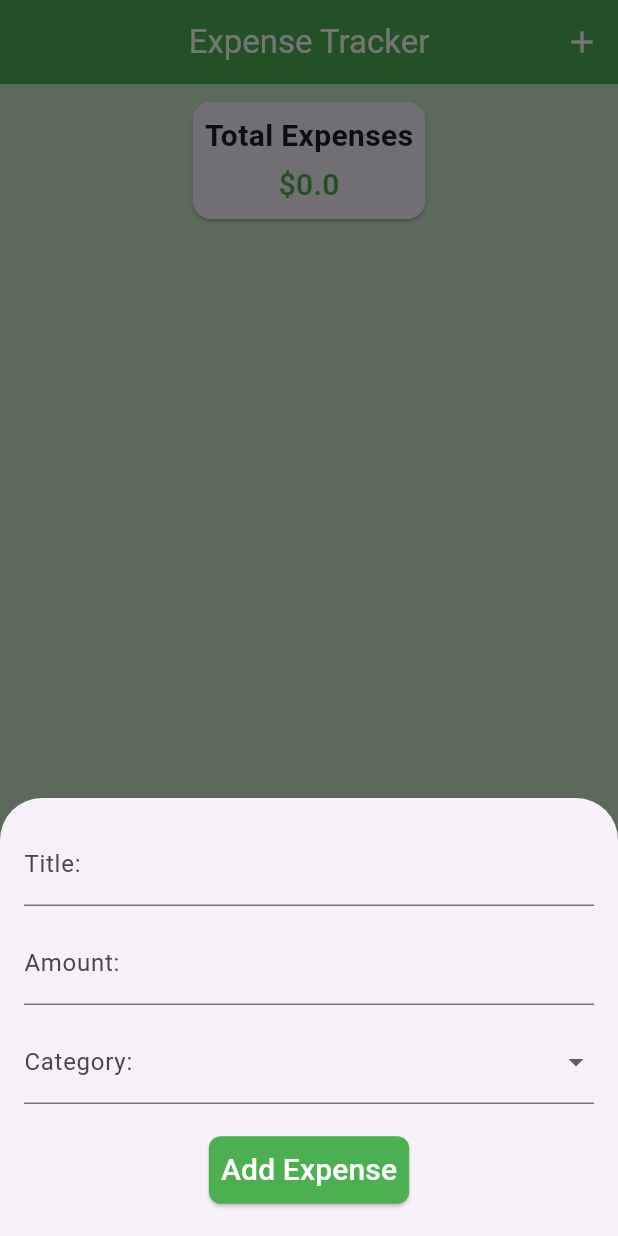
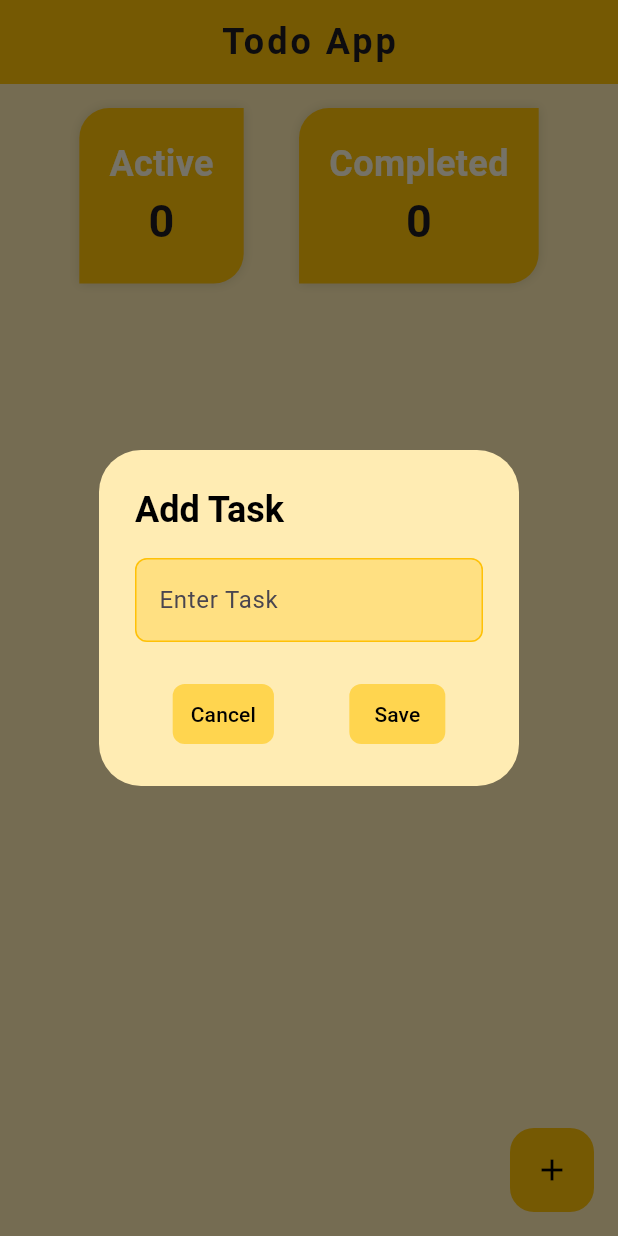
Before and after one commit to arifuzzaman292750/calculator_app_ostad, a Flutter app: the screen it shows after launch, after a tap on the "add" icon, on a phone screen of 412 x 824 dp. Run offline on Flutter 3.47's test engine with Material 3 defaults, Android fonts, the phone set to English and light mode, and no system bars.

Commit message:
add todo app

```diff
--- a/lib/app/my_app.dart
+++ b/lib/app/my_app.dart
@@ -1,5 +1,6 @@
 import 'package:batch_9_apps/features/calculator/ui/screens/calculator_screen.dart';
 import 'package:batch_9_apps/features/expense-tracker/ui/screens/expense_tracker_screen.dart';
+import 'package:batch_9_apps/features/todo_app/ui/screens/todo_app_screen.dart';
 import 'package:batch_9_apps/features/water-tracker/ui/screens/water_tracker_screen.dart';
 import 'package:flutter/material.dart';
 
@@ -10,7 +11,7 @@ class MyApp extends StatelessWidget {
   Widget build(BuildContext context) {
     return MaterialApp(
       debugShowCheckedModeBanner: false,
-      home: ExpenseTrackerScreen(),
+      home: TodoAppScreen(),
     );
   }
 }
--- /dev/null
+++ b/lib/features/todo_app/ui/screens/todo_app_screen.dart
@@ -0,0 +1,204 @@
+import 'package:batch_9_apps/features/todo_app/ui/widgets/activity_count.dart';
+import 'package:batch_9_apps/features/todo_app/ui/widgets/my_text_button.dart';
+import 'package:batch_9_apps/features/todo_app/ui/widgets/my_text_field.dart';
+import 'package:flutter/material.dart';
+
+class TodoAppScreen extends StatefulWidget {
+  const TodoAppScreen({super.key});
+
+  @override
+  State<TodoAppScreen> createState() => _TodoAppScreenState();
+}
+
+class _TodoAppScreenState extends State<TodoAppScreen> {
+  final TextEditingController _taskTEController = TextEditingController();
+  final List<Map<String, dynamic>> _tasksList = [];
+  // bool _showActiveTask = true;
+
+  int get _activeTaskCount => _tasksList.where((task) => !task['isCompleted']).length;
+  int get _completedTaskCount => _tasksList.where((task) => task['isCompleted']).length;
+
+  @override
+  Widget build(BuildContext context) {
+    return Scaffold(
+      backgroundColor: Colors.amber.shade100,
+      appBar: AppBar(
+        backgroundColor: Colors.amber,
+        title: Text(
+          'Todo App',
+          style: TextStyle(
+            fontSize: 24,
+            fontWeight: FontWeight.bold,
+            letterSpacing: 2,
+          ),
+        ),
+        elevation: 0,
+        centerTitle: true,
+      ),
+      body: Column(
+        children: [
+          Padding(
+            padding: const EdgeInsets.all(16.0),
+            child: Row(
+              mainAxisAlignment: MainAxisAlignment.spaceEvenly,
+              children: [
+                ActivityCount(title: 'Active', count: _activeTaskCount.toString()),
+                ActivityCount(title: 'Completed', count: _completedTaskCount.toString()),
+              ],
+            ),
+          ),
+          Expanded(
+            child: ListView.builder(
+              itemCount: _tasksList.length,
+              itemBuilder: (context, index) {
+                return Dismissible(
+                  key: Key(UniqueKey().toString()),
+                  background: Container(
+                    color: Colors.green,
+                    alignment: Alignment.centerLeft,
+                    padding: EdgeInsets.only(left: 20),
+                    child: Icon(
+                      Icons.check_box_outlined,
+                      color: Colors.amber.shade50,
+                      size: 32,
+                    ),
+                  ),
+                  secondaryBackground: Container(
+                    color: Colors.red,
+                    alignment: Alignment.centerRight,
+                    padding: EdgeInsets.only(right: 20),
+                    child: Icon(
+                      Icons.delete,
+                      color: Colors.amber.shade50,
+                      size: 32,
+                    ),
+                  ),
+                  onDismissed: (direction) {
+                    if (direction == DismissDirection.startToEnd) {
+                      _toggleTaskStatus(index);
+                    } else {
+                      _deleteTask(index);
+                    }
+                  },
+                  child: Card(
+                    color: Colors.amber,
+                    margin: EdgeInsets.symmetric(horizontal: 16, vertical: 8),
+                    child: ListTile(
+                      title: Text(
+                        _tasksList[index]['task'],
+                        style: TextStyle(
+                          color: Colors.black,
+                          fontSize: 16,
+                          fontWeight: FontWeight.bold,
+                          decoration: _tasksList[index]['isCompleted']
+                              ? TextDecoration.lineThrough
+                              : null,
+                        ),
+                      ),
+                      leading: Checkbox(
+                        checkColor: Colors.amber,
+                        fillColor: WidgetStateProperty.all(Colors.amber.shade50),
+                        side: BorderSide(color: Colors.amber.shade50),
+                        value: _tasksList[index]['isCompleted'],
+                        onChanged: (value) => _toggleTaskStatus(index),
+                      ),
+                      trailing: TextButton.icon(
+                        onPressed: () => _showTaskDialog(index: index),
+                        label: Text(
+                          'Edit',
+                          style: TextStyle(
+                              color: Colors.amber.shade50, fontSize: 18),
+                        ),
+                        icon: Icon(
+                          Icons.edit,
+                          color: Colors.amber.shade50,
+                          size: 20,
+                        ),
+                      ),
+                    ),
+                  ),
+                );
+              },
+            ),
+          ),
+        ],
+      ),
+      floatingActionButton: FloatingActionButton(
+        onPressed: () => _showTaskDialog(),
+        backgroundColor: Colors.amber,
+        foregroundColor: Colors.black,
+        elevation: 0,
+        child: Icon(Icons.add, size: 24),
+      ),
+    );
+  }
+
+  void _showTaskDialog({int? index}) {
+    _taskTEController.text = index != null ? _tasksList[index]['task'] : '';
+    showDialog(
+      barrierDismissible: false,
+      context: context,
+      builder: (context) => AlertDialog(
+        backgroundColor: Colors.amber.shade100,
+        title: Text(
+          index != null ? 'Edit Task' : 'Add Task',
+          style: TextStyle(
+            color: Colors.black,
+            fontSize: 24,
+            fontWeight: FontWeight.bold,
+          ),
+        ),
+        content: MyTextField(
+          controller: _taskTEController,
+          labelText: 'Enter Task',
+        ),
+        actions: [
+          Row(
+            mainAxisAlignment: MainAxisAlignment.spaceAround,
+            children: [
+              MyTextButton(
+                child: 'Cancel',
+                onPressed: () => Navigator.pop(context),
+              ),
+              MyTextButton(
+                child: 'Save',
+                onPressed: () {
+                  if(_taskTEController.text.trim().isNotEmpty) {
+                    if(index == null) {
+                      _addTask(_taskTEController.text);
+                    } else {
+                      _editTask(index, _taskTEController.text);
+                    }
+                  }
+                },
+              ),
+            ],
+          ),
+        ],
+      ),
+    );
+  }
+
+  void _addTask(String task) {
+    _tasksList.add({'task': task, 'isCompleted': false});
+    _taskTEController.clear();
+    Navigator.pop(context);
+    setState(() {});
+  }
+
+  void _toggleTaskStatus(int index) {
+    _tasksList[index]['isCompleted'] = !_tasksList[index]['isCompleted'];
+    setState(() {});
+  }
+
+  void _deleteTask(int index) {
+    _tasksList.removeAt(index);
+    setState(() {});
+  }
+
+  void _editTask(int index, String updateTask) {
+    _tasksList[index]['task'] = updateTask;
+    Navigator.pop(context);
+    setState(() {});
+  }
+}
--- /dev/null
+++ b/lib/features/todo_app/ui/widgets/activity_count.dart
@@ -0,0 +1,49 @@
+import 'package:flutter/material.dart';
+
+class ActivityCount extends StatelessWidget {
+  const ActivityCount({
+    super.key, required this.title, required this.count,
+  });
+
+  final String title;
+  final String count;
+
+  @override
+  Widget build(BuildContext context) {
+    return Container(
+      padding: EdgeInsets.all(20),
+      decoration: BoxDecoration(
+        color: Colors.amber,
+        borderRadius: BorderRadius.only(
+          topLeft: Radius.circular(20),
+          bottomRight: Radius.circular(20),
+        ),
+        boxShadow: [
+          BoxShadow(
+            color: Colors.black12,
+            blurRadius: 6,
+          ),
+        ],
+      ),
+      child: Column(
+        children: [
+          Text(
+            title,
+            style: TextStyle(
+              fontSize: 24,
+              fontWeight: FontWeight.bold,
+              color: Colors.amber.shade50,
+            ),
+          ),
+          Text(
+            count,
+            style: TextStyle(
+              fontSize: 30,
+              fontWeight: FontWeight.bold,
+            ),
+          ),
+        ],
+      ),
+    );
+  }
+}
--- /dev/null
+++ b/lib/features/todo_app/ui/widgets/my_text_button.dart
@@ -0,0 +1,31 @@
+import 'package:flutter/material.dart';
+
+class MyTextButton extends StatelessWidget {
+  const MyTextButton({
+    super.key,
+    required this.child,
+    required this.onPressed,
+  });
+
+  final String child;
+  final VoidCallback onPressed;
+
+  @override
+  Widget build(BuildContext context) {
+    return TextButton(
+      style: TextButton.styleFrom(
+        backgroundColor: Colors.amber.shade300,
+        shape: RoundedRectangleBorder(
+          borderRadius: BorderRadius.circular(8),
+        ),
+      ),
+      onPressed: onPressed,
+      child: Text(
+        child,
+        style: TextStyle(
+          color: Colors.black,
+        ),
+      ),
+    );
+  }
+}
--- /dev/null
+++ b/lib/features/todo_app/ui/widgets/my_text_field.dart
@@ -0,0 +1,45 @@
+import 'package:flutter/material.dart';
+
+class MyTextField extends StatelessWidget {
+  const MyTextField({
+    super.key,
+    required this.controller,
+    required this.labelText,
+  });
+
+  final TextEditingController controller;
+  final String labelText;
+
+  @override
+  Widget build(BuildContext context) {
+    return TextField(
+      controller: controller,
+      decoration: InputDecoration(
+        fillColor: Colors.amber.shade200,
+        filled: true,
+        labelText: labelText,
+        border: OutlineInputBorder(
+          borderRadius: BorderRadius.circular(8),
+          borderSide: BorderSide(
+            color: Colors.amber,
+            width: 1,
+          ),
+        ),
+        enabledBorder: OutlineInputBorder(
+          borderRadius: BorderRadius.circular(8),
+          borderSide: BorderSide(
+            color: Colors.amber,
+            width: 1,
+          ),
+        ),
+        focusedBorder: OutlineInputBorder(
+          borderRadius: BorderRadius.circular(8),
+          borderSide: BorderSide(
+            color: Colors.amber,
+            width: 1,
+          ),
+        ),
+      ),
+    );
+  }
+}
```
Also changed, not shown: lib/features/expense-tracker/ui/screens/expense_tracker_screen.dart (+81 -10 lines).
